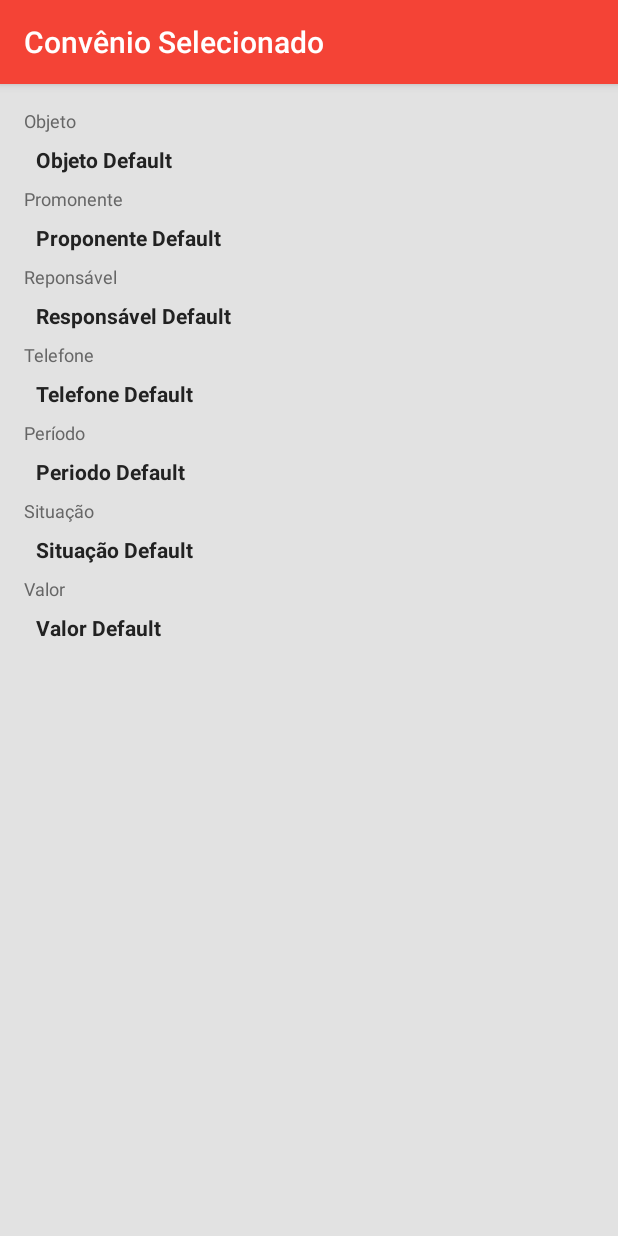
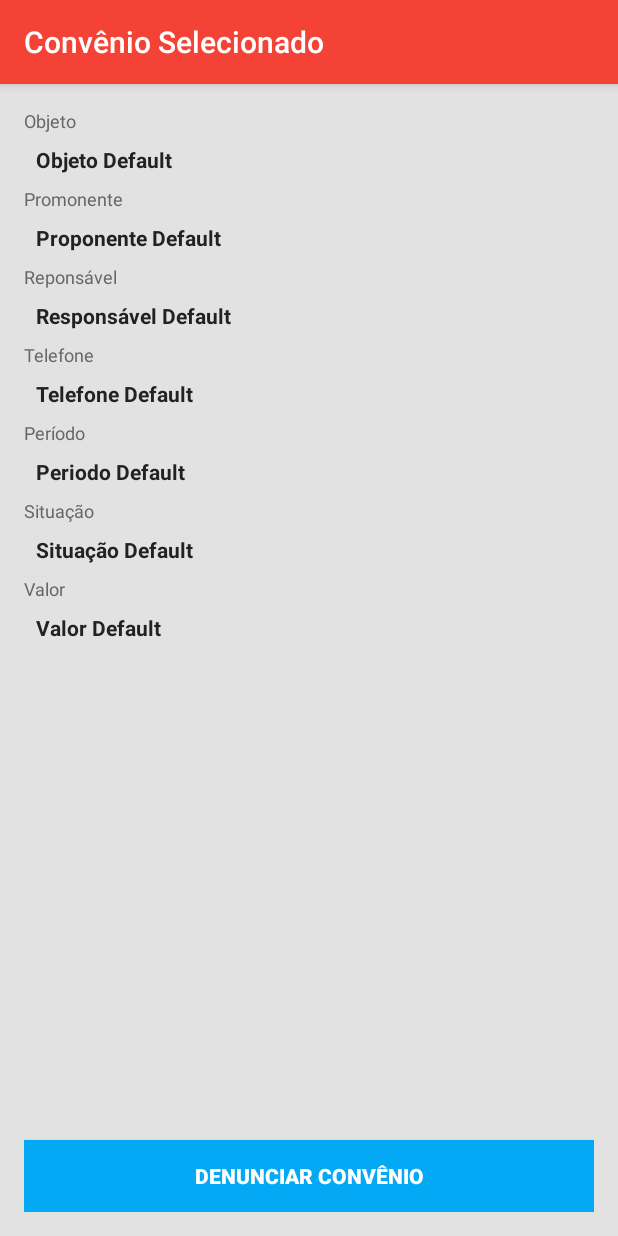
Before and after one commit to gigascorp/fiscal-cidadao, an Android app: the ConvenioActivity screen opened directly, with no data from a screen before it, on a phone screen of 412 x 824 dp. Run offline under Robolectric (Android 15) with nearby library versions, the phone set to English and light mode, and no system bars; 2 statements that could not run were skipped.

Commit message:
Adicionado botão de realizar denúncia na tela de detalhe do convênio

```diff
--- a/android/fiscal-cidadao-app/app/src/main/res/layout/activity_convenio.xml
+++ b/android/fiscal-cidadao-app/app/src/main/res/layout/activity_convenio.xml
@@ -5,7 +5,26 @@
     android:paddingTop="@dimen/activity_vertical_margin"
     android:paddingBottom="@dimen/activity_vertical_margin"
     android:background="@color/colorActivityBackground"
+    android:id="@+id/layout_convenio"
     tools:context="br.com.gigascorp.ficalcidadao.ConvenioActivity">
+
+    <Button
+        android:id="@+id/btnEnviarDenuncia"
+        android:layout_width="match_parent"
+        android:layout_height="wrap_content"
+        android:layout_alignParentBottom="true"
+        android:layout_marginTop="8dp"
+        android:padding="4dp"
+        android:textSize="@dimen/text_size"
+        android:background="@color/colorAccent"
+        android:textStyle="bold"
+        android:textColor="#FFF"
+        android:text="Denunciar Convênio"/>
+
+    <ScrollView
+        android:layout_above="@id/btnEnviarDenuncia"
+        android:layout_width="fill_parent"
+        android:layout_height="fill_parent">
 
         <LinearLayout
             android:orientation="vertical"
@@ -176,5 +195,6 @@
                 />
 
         </LinearLayout>
+    </ScrollView>
 
 </RelativeLayout>
```
Lines whose indentation alone changed are shown as unchanged.
